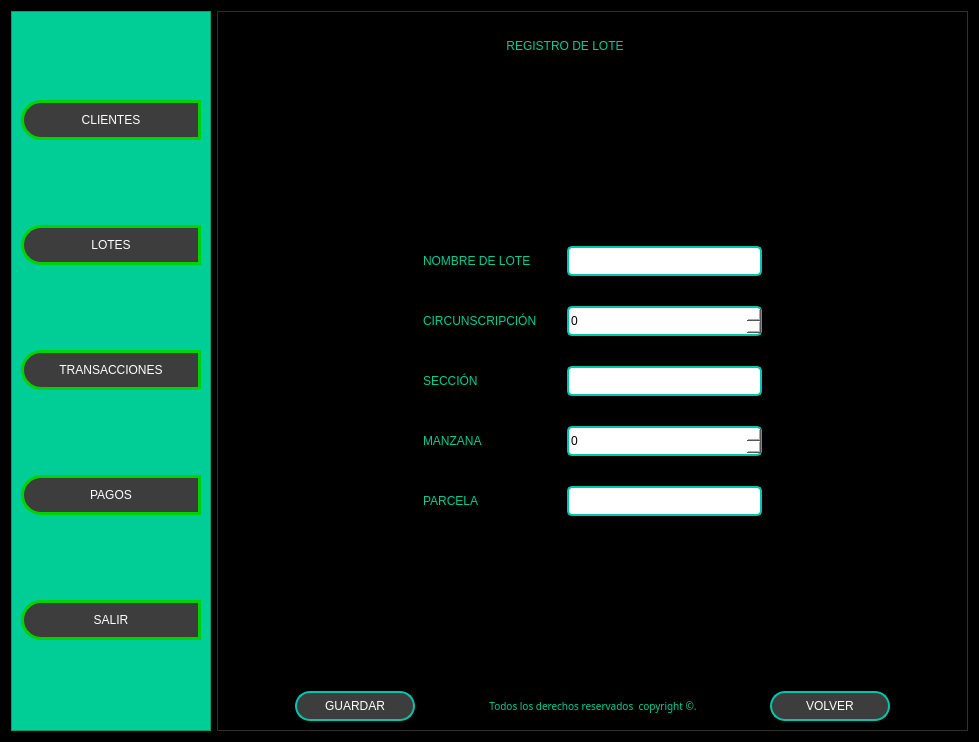
The window that Front/Proyecto_Inmobiliaria.ui (MartinFernandezSantia/AplicacionPyThonPyQT6) describes before a commit, drawn with Qt 5.
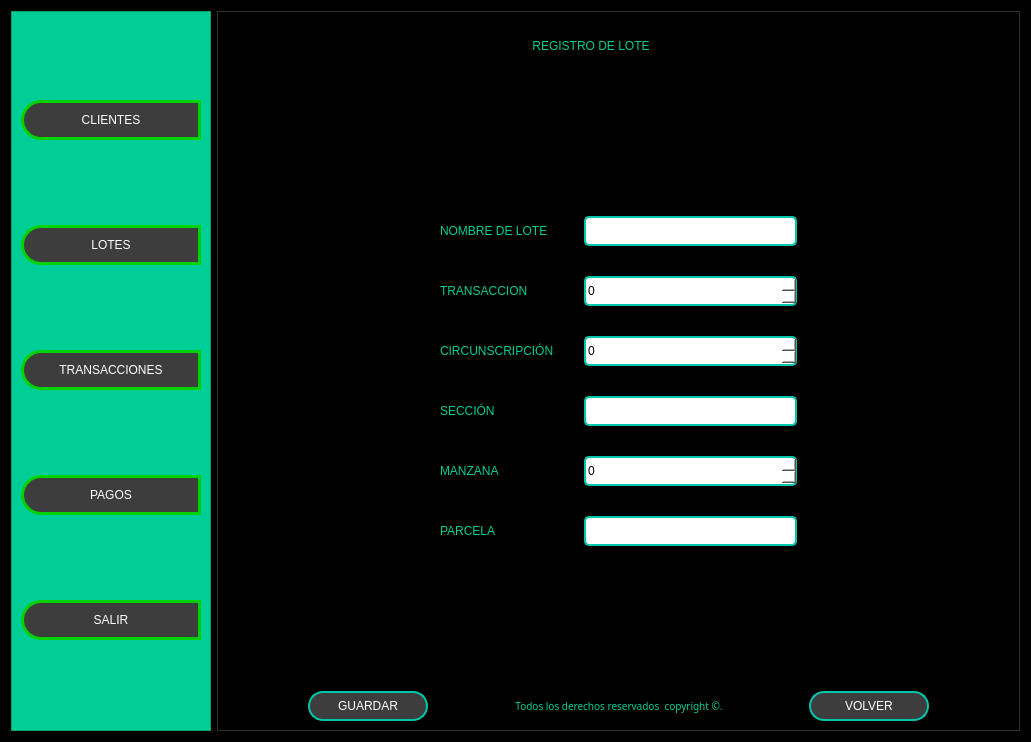
The same window after the commit. The open tabs and pages were chosen to show the change. Icons and pictures are not drawn.

Commit message: Se Cambio el rango de los Spinbox y nombre de objetos

What changed in the file:
```diff
--- a/Front/Proyecto_Inmobiliaria.ui
+++ b/Front/Proyecto_Inmobiliaria.ui
@@ -6,7 +6,7 @@
    <rect>
     <x>0</x>
     <y>0</y>
-    <width>979</width>
+    <width>1031</width>
     <height>742</height>
    </rect>
   </property>
@@ -1453,7 +1453,7 @@
                    <property name="sizeHint" stdset="0">
                     <size>
                      <width>20</width>
-                     <height>156</height>
+                     <height>126</height>
                     </size>
                    </property>
                   </spacer>
@@ -1488,6 +1488,13 @@
                        </property>
                       </widget>
                      </item>
+                     <item>
+                      <widget class="QLabel" name="label_160">
+                       <property name="text">
+                        <string>TRANSACCION</string>
+                       </property>
+                      </widget>
+                     </item>
                      <item>
                       <widget class="QLabel" name="label_65">
                        <property name="text">
@@ -1533,6 +1540,19 @@
                        </property>
                       </widget>
                      </item>
+                     <item>
+                      <widget class="QSpinBox" name="QsinBox_transaccion_agregar_lote_2">
+                       <property name="minimumSize">
+                        <size>
+                         <width>150</width>
+                         <height>30</height>
+                        </size>
+                       </property>
+                       <property name="maximum">
+                        <number>999999999</number>
+                       </property>
+                      </widget>
+                     </item>
                      <item>
                       <widget class="QSpinBox" name="QsinBox_curcunscripcion_agregar_lote">
                        <property name="minimumSize">
@@ -1541,6 +1561,9 @@
                          <height>30</height>
                         </size>
                        </property>
+                       <property name="maximum">
+                        <number>999999999</number>
+                       </property>
                       </widget>
                      </item>
                      <item>
@@ -1561,6 +1584,9 @@
                          <height>30</height>
                         </size>
                        </property>
+                       <property name="maximum">
+                        <number>999999999</number>
+                       </property>
                       </widget>
                      </item>
                      <item>
@@ -1598,7 +1624,7 @@
                    <property name="sizeHint" stdset="0">
                     <size>
                      <width>20</width>
-                     <height>156</height>
+                     <height>126</height>
                     </size>
                    </property>
                   </spacer>
```
Left out of the diff: 16 changed lines with no effect on the pictures.
